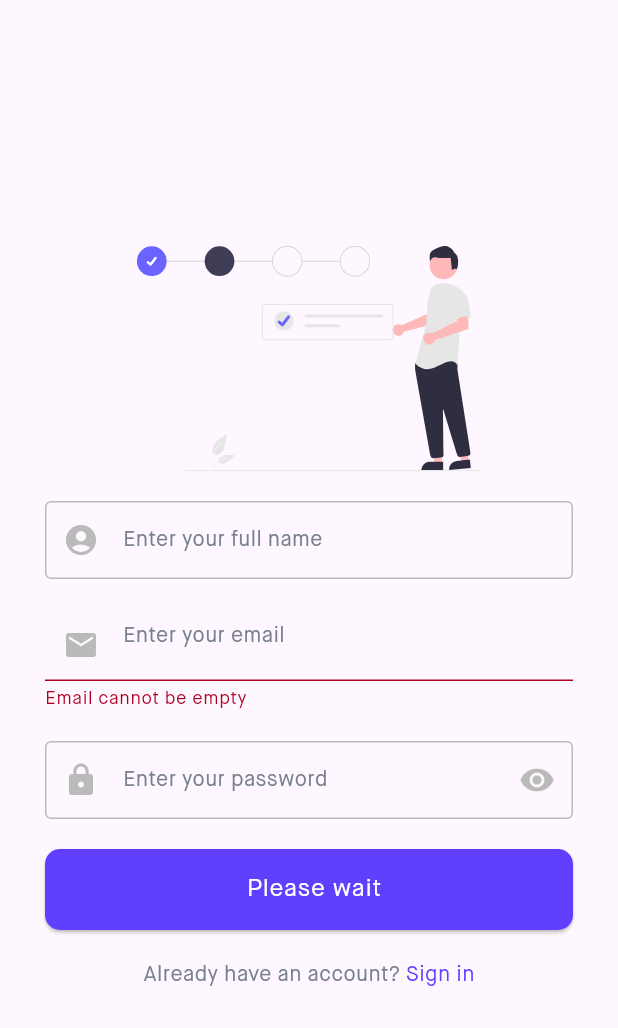
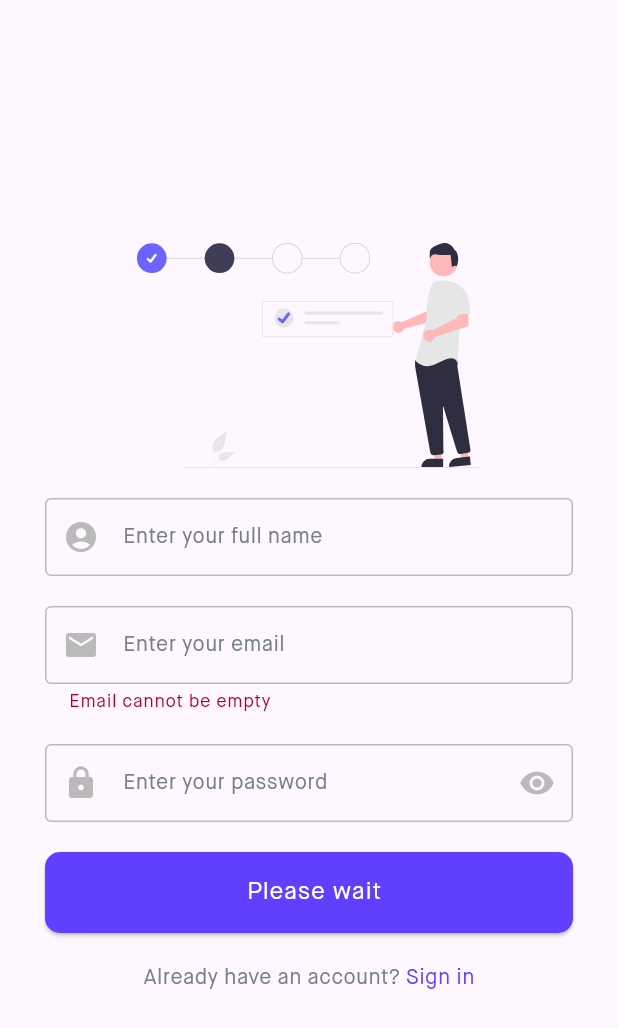
Before and after one commit to wappstik/app, a Flutter app: the RegisterPages screen opened by its route, after a tap on "Register", on a phone screen of 412 x 824 dp. Shown: the top 1028 px of the screen. Run offline on Flutter 3.47's test engine with Material 3 defaults, Android fonts, the phone set to English and light mode, and no system bars; our stand-ins replace flutter_svg.

Commit message:
fix(register): fixed input error border and focused error border

```diff
--- a/lib/components/input.dart
+++ b/lib/components/input.dart
@@ -39,9 +39,13 @@ class InputComponent extends StatelessWidget {
               icon,
               color: WappstikPalette.grey,
             ),
+            errorBorder: OutlineInputBorder(
+                borderSide: BorderSide(width: 1, color: WappstikPalette.grey)),
             enabledBorder: OutlineInputBorder(
                 borderSide: BorderSide(width: 1, color: WappstikPalette.grey)),
             focusedBorder: OutlineInputBorder(
+                borderSide: BorderSide(width: 1, color: WappstikPalette.grey)),
+            focusedErrorBorder: OutlineInputBorder(
                 borderSide: BorderSide(width: 1, color: WappstikPalette.grey)),
             hintText: hintText,
             hintStyle: Theme.of(context).textTheme.bodyMedium));
```
